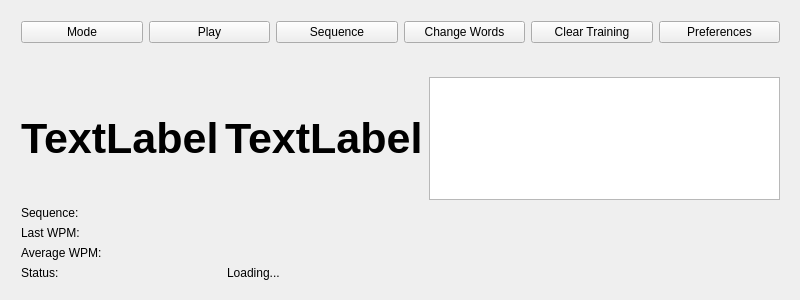
First picture: the form in MainWindow.ui, repository hardaker/CuteCW, before the edit.
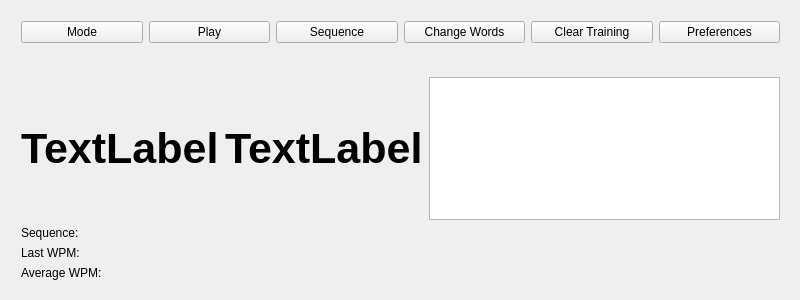
Second picture: the form after the edit.

Commit message: remove status bar; make buttons span multiple rows

What changed in the file:
```diff
--- a/MainWindow.ui
+++ b/MainWindow.ui
@@ -251,45 +251,6 @@
        </item>
       </layout>
      </item>
-     <item>
-      <layout class="QHBoxLayout" name="horizontalLayout_2">
-       <property name="sizeConstraint">
-        <enum>QLayout::SetDefaultConstraint</enum>
-       </property>
-       <item>
-        <widget class="QLabel" name="statuslabel">
-         <property name="sizePolicy">
-          <sizepolicy hsizetype="Minimum" vsizetype="Minimum">
-           <horstretch>0</horstretch>
-           <verstretch>0</verstretch>
-          </sizepolicy>
-         </property>
-         <property name="minimumSize">
-          <size>
-           <width>200</width>
-           <height>0</height>
-          </size>
-         </property>
-         <property name="text">
-          <string>Status:</string>
-         </property>
-        </widget>
-       </item>
-       <item>
-        <widget class="QLabel" name="status">
-         <property name="sizePolicy">
-          <sizepolicy hsizetype="MinimumExpanding" vsizetype="Preferred">
-           <horstretch>0</horstretch>
-           <verstretch>0</verstretch>
-          </sizepolicy>
-         </property>
-         <property name="text">
-          <string>Loading...</string>
-         </property>
-        </widget>
-       </item>
-      </layout>
-     </item>
     </layout>
    </widget>
   </widget>
```
The commit also changes 4 other files.
